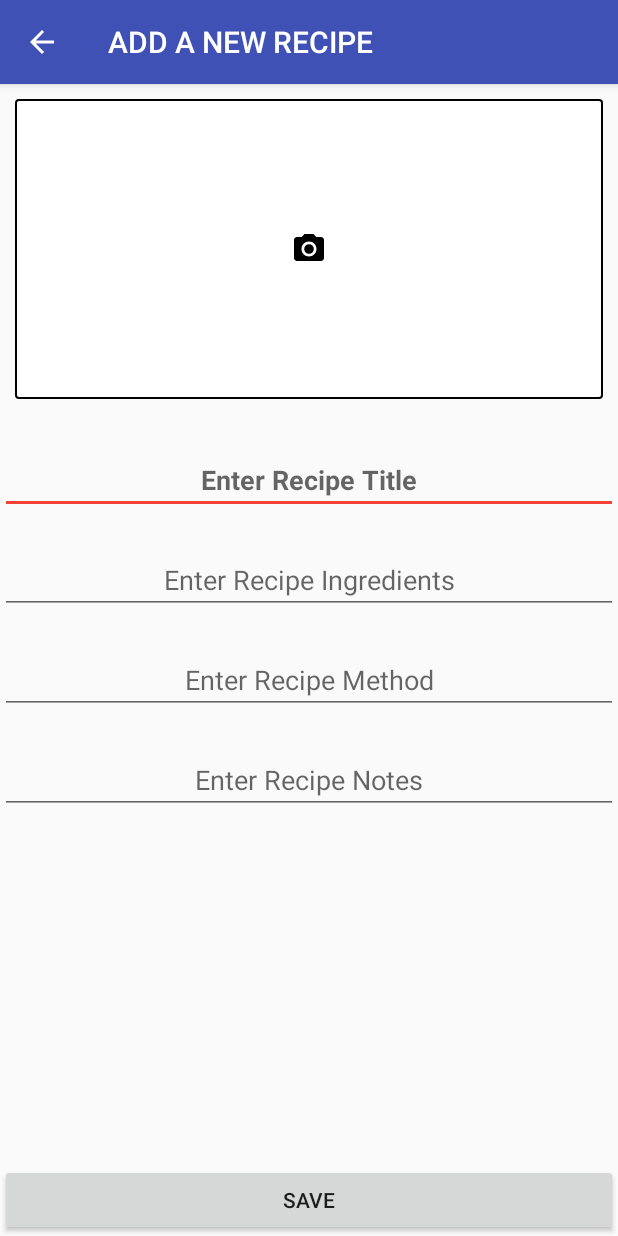
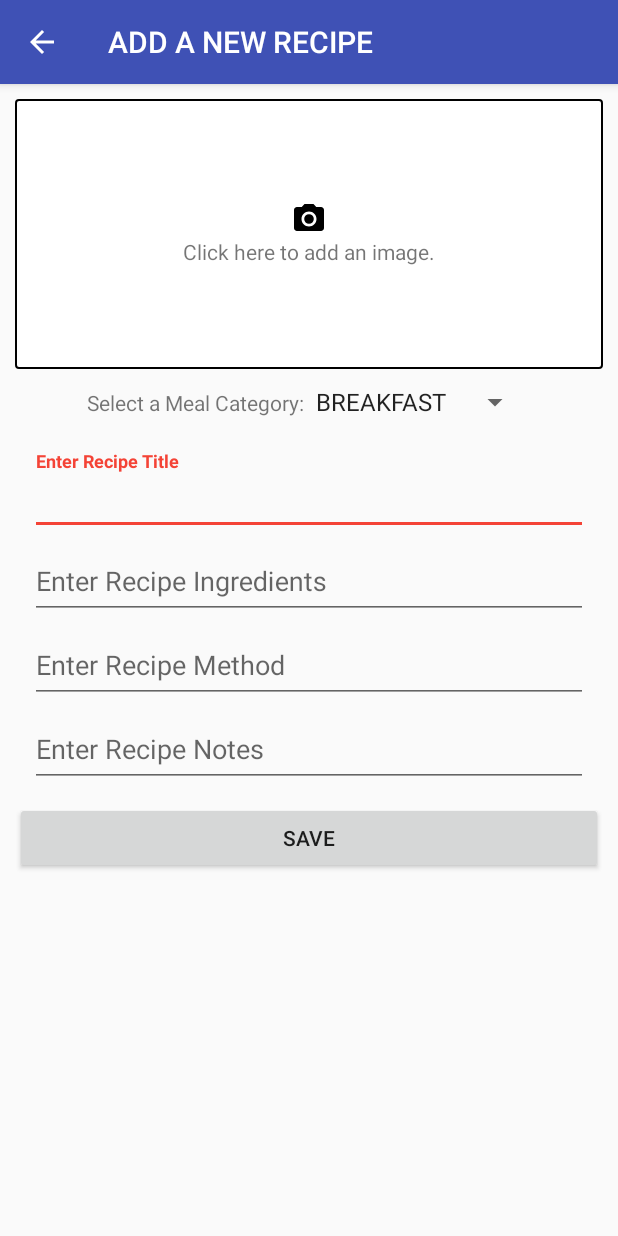
Before and after one commit to vchohan/CookBook, an Android app: the AddNewRecipeFragment screen opened directly, with no data from a screen before it, on a phone screen of 412 x 824 dp. Run offline under Robolectric (Android 15) with nearby library versions, the phone set to English and light mode, and no system bars; our stand-ins replace Firebase (no records; nobody signed in at launch, a user with empty details on screens opened directly).

Commit message:
Cook Book - 11th Commit *Refactoring UI

```diff
--- a/cookbook/src/main/java/com/vchohan/cookbook/AddNewRecipeFragment.java
+++ b/cookbook/src/main/java/com/vchohan/cookbook/AddNewRecipeFragment.java
@@ -19,10 +19,12 @@ import android.support.v7.app.AlertDialog;
 import android.view.LayoutInflater;
 import android.view.View;
 import android.view.ViewGroup;
+import android.widget.ArrayAdapter;
 import android.widget.Button;
 import android.widget.EditText;
 import android.widget.ImageView;
 import android.widget.LinearLayout;
+import android.widget.Spinner;
 import android.widget.Toast;
 
 import java.io.ByteArrayOutputStream;
@@ -41,6 +43,8 @@ public class AddNewRecipeFragment extends Fragment {
     private static LinearLayout recipeImageViewContainer;
 
     private static ImageView recipeImage;
+
+    private static Spinner recipeCategory;
 
     private static EditText recipeTitle;
 
@@ -99,6 +103,18 @@ public class AddNewRecipeFragment extends Fragment {
 
         recipeImage = (ImageView) rootView.findViewById(R.id.recipe_image);
 
+        recipeCategory = (Spinner) rootView.findViewById(R.id.recipe_category);
+
+        // Create an ArrayAdapter using the string array and a default spinner layout
+        ArrayAdapter<CharSequence> adapter = ArrayAdapter.createFromResource(getContext(),
+            R.array.recipe_category_array, android.R.layout.simple_spinner_item);
+
+        // Specify the layout to use when the list of choices appears
+        adapter.setDropDownViewResource(android.R.layout.simple_spinner_dropdown_item);
+
+        // Apply the adapter to the spinner
+        recipeCategory.setAdapter(adapter);
+
         recipeTitle = (EditText) rootView.findViewById(R.id.recipe_title);
         recipeIngredients = (EditText) rootView.findViewById(R.id.recipe_ingredients);
         recipeMethod = (EditText) rootView.findViewById(R.id.recipe_method);
@@ -131,7 +147,11 @@ public class AddNewRecipeFragment extends Fragment {
                 DatabaseReference myRef;
 
                 //set category for the recipe
-                String keyCategory = "";
+                String keyBreakfastCategory = "Breakfast";
+                String keyLunchCategory = "Lunch";
+                String keySnackCategory = "Snack";
+                String keyDinnerCategory = "Dinner";
+                String DessertCategory = "Dessert";
 
                 //set recipe title and write to database
                 String keyTitle = "Title";
--- a/cookbook/src/main/res/layout/add_new_recipe_fragment.xml
+++ b/cookbook/src/main/res/layout/add_new_recipe_fragment.xml
@@ -1,28 +1,28 @@
 <?xml version="1.0" encoding="utf-8"?>
-<RelativeLayout xmlns:android="http://schemas.android.com/apk/res/android"
-        xmlns:tools="http://schemas.android.com/tools"
-        android:id="@+id/fragment_add_new_recipe"
+
+<LinearLayout xmlns:android="http://schemas.android.com/apk/res/android"
+        android:orientation="vertical"
         android:layout_width="match_parent"
-        android:layout_height="match_parent"
-        tools:context="com.vchohan.cookbook.AddNewRecipeActivity">
+        android:layout_height="match_parent">
 
-    <android.support.v4.widget.NestedScrollView
+    <ScrollView
+            android:id="@+id/recipe_container"
             android:layout_width="match_parent"
             android:layout_height="match_parent">
 
         <LinearLayout
+                android:orientation="vertical"
                 android:id="@+id/recipe_input_container"
-                android:orientation="vertical"
                 android:layout_width="match_parent"
-                android:layout_height="match_parent">
+                android:layout_height="match_parent"
+                android:layout_margin="@dimen/ten_density_pixel">
 
+            <!--add image view container-->
             <LinearLayout
                     android:id="@+id/recipe_image_view_container"
                     android:orientation="vertical"
                     android:layout_width="match_parent"
-                    android:layout_height="200dp"
-                    android:layout_margin="@dimen/ten_density_pixel"
-                    android:padding="@dimen/five_density_pixel"
+                    android:layout_height="@dimen/one_hundred_eighty_density_pixel"
                     android:gravity="center"
                     android:background="@drawable/border_view">
 
@@ -33,77 +33,122 @@
                         android:scaleType="fitXY"
                         android:src="@drawable/ic_menu_camera" />
 
+                <TextView
+                        android:layout_width="wrap_content"
+                        android:layout_height="wrap_content"
+                        android:text="Click here to add an image." />
+
             </LinearLayout>
 
+            <!--meal category spinner container-->
+            <LinearLayout
+                    android:id="@+id/recipe_meal_category"
+                    android:orientation="horizontal"
+                    android:layout_width="wrap_content"
+                    android:layout_height="wrap_content"
+                    android:layout_gravity="center"
+                    android:padding="@dimen/ten_density_pixel">
+
+                <!-- Text Label -->
+                <TextView
+                        android:layout_width="fill_parent"
+                        android:layout_height="wrap_content"
+                        android:text="@string/spinner_title"
+                        android:gravity="center"
+                        android:layout_marginBottom="5dp" />
+
+                <!-- Spinner Element -->
+                <Spinner
+                        android:id="@+id/recipe_category"
+                        android:layout_width="match_parent"
+                        android:layout_height="wrap_content"
+                        android:gravity="center"
+                        android:prompt="@string/spinner_title" />
+
+            </LinearLayout>
+
+            <!--recipe input edit text container-->
             <LinearLayout
                     android:id="@+id/recipe_edit_container"
                     android:orientation="vertical"
                     android:layout_width="match_parent"
-                    android:layout_height="match_parent">
+                    android:layout_height="wrap_content"
+                    android:padding="@dimen/ten_density_pixel">
+
+                <android.support.design.widget.TextInputLayout
+                        android:layout_width="match_parent"
+                        android:layout_height="wrap_content">
 
                     <EditText
                             android:id="@+id/recipe_title"
                             android:layout_width="match_parent"
                             android:layout_height="match_parent"
-                        android:gravity="center"
-                        android:inputType="text"
+                            android:gravity="top"
+                            android:inputType="text|textCapWords"
+                            android:maxLines="1"
+                            android:textStyle="bold"
                             android:hint="Enter Recipe Title"
-                        android:ems="10"
-                        android:textStyle="bold"
-                        android:textAllCaps="true"
-                        android:layout_alignParentTop="true"
-                        android:layout_centerHorizontal="true"
-                        android:layout_marginTop="21dp" />
+                            android:ems="10" />
+
+                </android.support.design.widget.TextInputLayout>
+
+                <android.support.design.widget.TextInputLayout
+                        android:layout_width="match_parent"
+                        android:layout_height="wrap_content">
 
                     <EditText
                             android:id="@+id/recipe_ingredients"
                             android:layout_width="match_parent"
                             android:layout_height="match_parent"
-                        android:gravity="center"
-                        android:inputType="text"
+                            android:gravity="top"
+                            android:inputType="text|textMultiLine|textCapWords"
                             android:hint="Enter Recipe Ingredients"
-                        android:ems="10"
-                        android:layout_alignParentTop="true"
-                        android:layout_centerHorizontal="true"
-                        android:layout_marginTop="21dp" />
+                            android:ems="10" />
+
+                </android.support.design.widget.TextInputLayout>
+
+                <android.support.design.widget.TextInputLayout
+                        android:layout_width="match_parent"
+                        android:layout_height="wrap_content">
 
                     <EditText
                             android:id="@+id/recipe_method"
                             android:layout_width="match_parent"
                             android:layout_height="match_parent"
-                        android:gravity="center"
-                        android:inputType="text"
+                            android:gravity="top"
+                            android:inputType="text|textMultiLine"
                             android:hint="Enter Recipe Method"
-                        android:ems="10"
-                        android:layout_alignParentTop="true"
-                        android:layout_centerHorizontal="true"
-                        android:layout_marginTop="21dp" />
+                            android:ems="10" />
+
+                </android.support.design.widget.TextInputLayout>
+
+                <android.support.design.widget.TextInputLayout
+                        android:layout_width="match_parent"
+                        android:layout_height="wrap_content">
 
                     <EditText
                             android:id="@+id/recipe_notes"
                             android:layout_width="match_parent"
                             android:layout_height="match_parent"
-                        android:gravity="center"
-                        android:inputType="text"
+                            android:gravity="top"
+                            android:inputType="text|textMultiLine"
                             android:hint="Enter Recipe Notes"
-                        android:ems="10"
-                        android:layout_alignParentTop="true"
-                        android:layout_centerHorizontal="true"
-                        android:layout_marginTop="21dp" />
+                            android:ems="10" />
+
+                </android.support.design.widget.TextInputLayout>
 
             </LinearLayout>
 
+            <Button
+                android:id="@+id/save_button"
+                android:layout_width="match_parent"
+                android:layout_height="match_parent"
+                android:text="SAVE"
+                android:gravity="center"
+                    android:layout_marginBottom="@dimen/twenty_density_pixel"/>
+
         </LinearLayout>
 
-    </android.support.v4.widget.NestedScrollView>
+    </ScrollView>
 
-    <Button
-            android:id="@+id/save_button"
-            android:text="SAVE"
-            android:gravity="center"
-            android:layout_width="match_parent"
-            android:layout_height="wrap_content"
-            android:layout_alignParentBottom="true"
-            android:layout_alignParentStart="true" />
-
-</RelativeLayout>
+</LinearLayout>
--- a/cookbook/src/main/res/layout/main_recycler_custom_view.xml
+++ b/cookbook/src/main/res/layout/main_recycler_custom_view.xml
@@ -3,7 +3,7 @@
         xmlns:card_view="http://schemas.android.com/apk/res-auto"
         android:id="@+id/card_view"
         android:layout_width="match_parent"
-        android:layout_height="@dimen/one_fifty_density_pixel"
+        android:layout_height="@dimen/one_hundred_fifty_density_pixel"
         card_view:cardCornerRadius="@dimen/five_density_pixel"
         card_view:cardMaxElevation="@dimen/five_density_pixel"
         card_view:cardElevation="@dimen/five_density_pixel"
--- a/cookbook/src/main/res/layout/nav_header_layout.xml
+++ b/cookbook/src/main/res/layout/nav_header_layout.xml
@@ -11,7 +11,7 @@
     <ImageView
             android:id="@+id/imageView"
             android:layout_width="match_parent"
-            android:layout_height="@dimen/one_fifty_density_pixel"
+            android:layout_height="@dimen/one_hundred_fifty_density_pixel"
             app:srcCompat="@drawable/app_icon" />
 
 </LinearLayout>
--- a/cookbook/src/main/res/layout/recipe_view_holder_activity.xml
+++ b/cookbook/src/main/res/layout/recipe_view_holder_activity.xml
@@ -10,7 +10,7 @@
     <android.support.design.widget.AppBarLayout
             android:id="@+id/app_bar"
             android:fitsSystemWindows="true"
-            android:layout_height="@dimen/one_fifty_density_pixel"
+            android:layout_height="@dimen/one_hundred_fifty_density_pixel"
             android:layout_width="match_parent"
             android:theme="@style/AppTheme.AppBarOverlay">
 
--- a/cookbook/src/main/res/values/dimens.xml
+++ b/cookbook/src/main/res/values/dimens.xml
@@ -7,7 +7,11 @@
     <dimen name="twenty_density_pixel">20dp</dimen>
     <dimen name="fifty_density_pixel">50dp</dimen>
     <dimen name="one_hundred_density_pixel">100dp</dimen>
-    <dimen name="one_fifty_density_pixel">150dp</dimen>
+    <dimen name="one_hundred_fifty_density_pixel">150dp</dimen>
+    <dimen name="one_hundred_eighty_density_pixel">180dp</dimen>
     <dimen name="two_hundred_density_pixel">200dp</dimen>
+    <!-- Default screen margins, per the Android Design guidelines. -->
+    <dimen name="activity_horizontal_margin">16dp</dimen>
+    <dimen name="activity_vertical_margin">16dp</dimen>
 
 </resources>
--- a/cookbook/src/main/res/values/strings.xml
+++ b/cookbook/src/main/res/values/strings.xml
@@ -14,7 +14,34 @@
     <!--menu strings-->
     <string name="action_settings">Settings</string>
 
+    <!--spinner category-->
+    <string name="spinner_title">Select a Meal Category: </string>
+    <string-array name="recipe_category_array">
+        <item>BREAKFAST</item>
+        <item>LUNCH</item>
+        <item>SNACK</item>
+        <item>DINNER</item>
+        <item>DESSERT</item>
+    </string-array>
+
+    <!--header strings-->
+    <string name="recipe_ingredients_header">INGREDIENTS:</string>
+    <string name="recipe_method_header">METHOD:</string>
+    <string name="recipe_notes_header">NOTES:</string>
+
     <!--other strings-->
     <string name="recipe_saved">Your recipe has been saved!</string>
+    <string name="title_activity_login">Sign in</string>
+
+    <!-- Strings related to login -->
+    <string name="prompt_email">Email</string>
+    <string name="prompt_password">Password (optional)</string>
+    <string name="action_sign_in">Sign in or register</string>
+    <string name="action_sign_in_short">Sign in</string>
+    <string name="error_invalid_email">This email address is invalid</string>
+    <string name="error_invalid_password">This password is too short</string>
+    <string name="error_incorrect_password">This password is incorrect</string>
+    <string name="error_field_required">This field is required</string>
+    <string name="permission_rationale">"Contacts permissions are needed for providing email completions."</string>
 
 </resources>
```
Also changed, not shown: cookbook/src/main/AndroidManifest.xml (+10 -9 lines), cookbook/src/main/java/com/vchohan/cookbook/LoginActivity.java (added, +356 -0 lines), cookbook/src/main/res/layout/activity_login.xml (added, +79 -0 lines), cookbook/src/main/res/layout/recipe_view_holder_content.xml (+34 -5 lines). Lines whose indentation alone changed are shown as unchanged.
